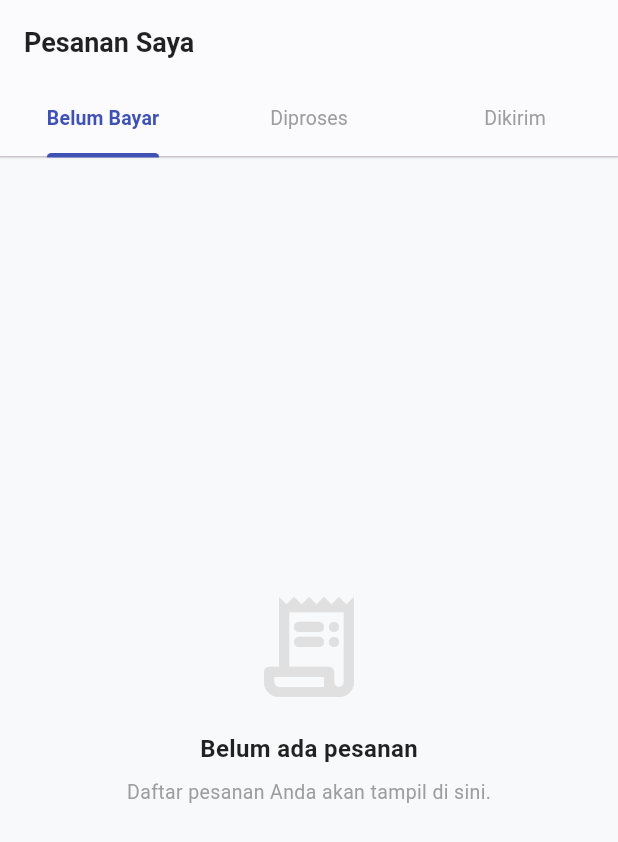
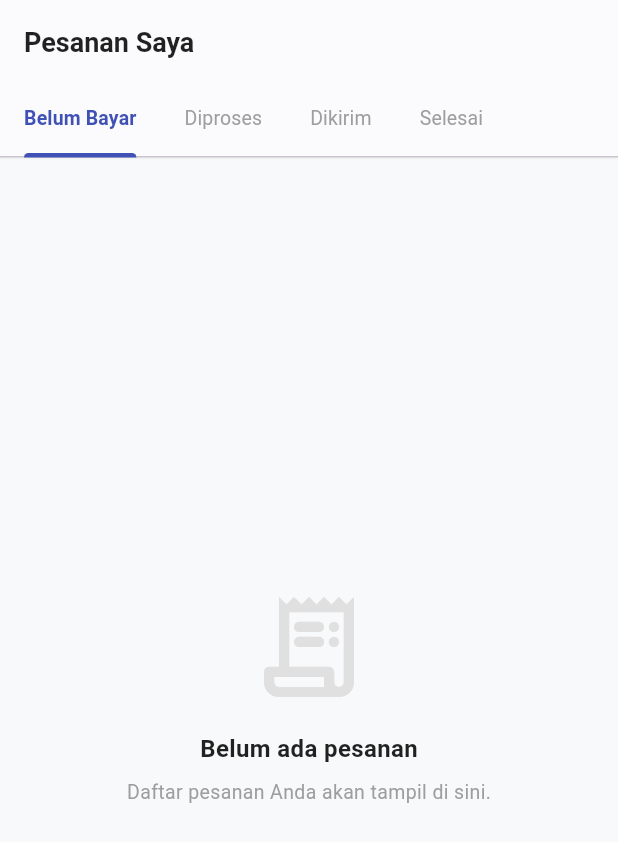
Before and after one commit to RizkiMhs/ecommerce-optik-alhazen-mobile, a Flutter app: the OrderScreen screen opened directly, on a phone screen of 412 x 824 dp. Shown: the top 842 px of the screen. Run offline on Flutter 3.47's test engine with Material 3 defaults, Android fonts, the phone set to English and light mode, and no system bars; our stand-ins replace carousel_slider, shared_preferences, timeline_tile, webview_flutter; accounts and stored records are empty; network calls fail.

Commit message:
update pengiriman

```diff
--- a/lib/config/api_config.dart
+++ b/lib/config/api_config.dart
@@ -2,7 +2,7 @@
 
 class ApiConfig {
   // URL dasar API Anda
-  static const String baseUrl = 'http://10.41.251.133:8000/api';
+  static const String baseUrl = 'http://10.152.154.133:8000/api';
 
   // Daftar endpoint API yang digunakan
   static const String registerEndpoint = '${baseUrl}/register';
--- a/lib/screens/order_screen.dart
+++ b/lib/screens/order_screen.dart
@@ -1,5 +1,3 @@
-
-
 import 'package:flutter/material.dart';
 import 'package:intl/intl.dart';
 import '../services/order_service.dart';
@@ -57,10 +55,9 @@ class _OrderScreenState extends State<OrderScreen> {
   @override
   Widget build(BuildContext context) {
     return DefaultTabController(
-      length: 3,
+      length: 4, // 💡 UBAH 1: Panjang tab diganti dari 3 menjadi 4
       child: Scaffold(
-        backgroundColor: const Color(
-            0xFFF8F9FA), // Warna background abu-abu sangat muda (modern)
+        backgroundColor: const Color(0xFFF8F9FA),
         appBar: AppBar(
           title: const Text("Pesanan Saya",
               style: TextStyle(
@@ -68,14 +65,17 @@ class _OrderScreenState extends State<OrderScreen> {
                   fontSize: 18,
                   fontWeight: FontWeight.bold)),
           backgroundColor: Colors.white,
-          elevation: 0.5, // Shadow sangat tipis untuk AppBar
+          elevation: 0.5,
           shadowColor: Colors.black26,
           automaticallyImplyLeading: false,
           bottom: const TabBar(
+            // 💡 OPSIONAL: Tambahkan isScrollable jika teks tab terlalu berdempetan di layar HP kecil
+            isScrollable: true,
+            tabAlignment: TabAlignment.start,
             labelColor: Color(0xFF3F51B5),
             unselectedLabelColor: Colors.grey,
             indicatorColor: Color(0xFF3F51B5),
-            indicatorWeight: 3, // Garis indikator sedikit ditebalkan
+            indicatorWeight: 3,
             labelStyle: TextStyle(fontWeight: FontWeight.bold, fontSize: 13),
             unselectedLabelStyle:
                 TextStyle(fontWeight: FontWeight.normal, fontSize: 13),
@@ -83,6 +83,7 @@ class _OrderScreenState extends State<OrderScreen> {
               Tab(text: "Belum Bayar"),
               Tab(text: "Diproses"),
               Tab(text: "Dikirim"),
+              Tab(text: "Selesai"), // 💡 UBAH 2: Tambahkan Judul Tab ke-4
             ],
           ),
         ),
@@ -91,10 +92,13 @@ class _OrderScreenState extends State<OrderScreen> {
                 child: CircularProgressIndicator(color: Color(0xFF3F51B5)))
             : TabBarView(
                 children: [
-                  // 💡 UPDATE: Kita kirimkan array (List) status
-                  _buildOrderList(['unpaid']),                  // Tab 1
-                  _buildOrderList(['paid', 'processing']),      // Tab 2
-                  _buildOrderList(['shipping', 'completed']),   // Tab 3
+                  _buildOrderList(['unpaid']), // Tab 1: Belum Bayar
+                  _buildOrderList(['paid', 'processing']), // Tab 2: Diproses
+                  _buildOrderList([
+                    'shipping'
+                  ]), // 💡 UBAH 3: Tab 3 sekarang khusus 'shipping' saja
+                  _buildOrderList(
+                      ['completed']), // 💡 UBAH 4: Tab 4 khusus 'completed'
                 ],
               ),
       ),
@@ -153,7 +157,8 @@ class _OrderScreenState extends State<OrderScreen> {
       color: const Color(0xFF3F51B5),
       onRefresh: _loadOrders,
       child: ListView.builder(
-        padding: const EdgeInsets.only(top: 16, left: 16, right: 16, bottom: 100),
+        padding:
+            const EdgeInsets.only(top: 16, left: 16, right: 16, bottom: 100),
         itemCount: filteredOrders.length,
         itemBuilder: (context, index) {
           final order = filteredOrders[index];
@@ -175,7 +180,8 @@ class _OrderScreenState extends State<OrderScreen> {
             case 'paid':
               badgeColor = Colors.orange.shade50;
               badgeTextColor = Colors.orange.shade700;
-              badgeText = "Menunggu Konfirmasi"; // Baru bayar, admin belum proses
+              badgeText =
+                  "Menunggu Konfirmasi"; // Baru bayar, admin belum proses
               break;
             case 'processing':
               badgeColor = Colors.blue.shade50;
@@ -233,14 +239,18 @@ class _OrderScreenState extends State<OrderScreen> {
                       children: [
                         Row(
                           children: [
-                            Icon(Icons.shopping_bag_outlined, size: 18, color: Colors.grey[600]),
+                            Icon(Icons.shopping_bag_outlined,
+                                size: 18, color: Colors.grey[600]),
                             const SizedBox(width: 6),
-                            Text(order['created_at'].toString().substring(0, 10),
-                                style: TextStyle(color: Colors.grey[600], fontSize: 13)),
+                            Text(
+                                order['created_at'].toString().substring(0, 10),
+                                style: TextStyle(
+                                    color: Colors.grey[600], fontSize: 13)),
                           ],
                         ),
                         Container(
-                          padding: const EdgeInsets.symmetric(horizontal: 10, vertical: 4),
+                          padding: const EdgeInsets.symmetric(
+                              horizontal: 10, vertical: 4),
                           decoration: BoxDecoration(
                             color: badgeColor,
                             borderRadius: BorderRadius.circular(20),
@@ -269,14 +279,19 @@ class _OrderScreenState extends State<OrderScreen> {
                           ClipRRect(
                             borderRadius: BorderRadius.circular(10),
                             child: (firstItem['product']['image_url'] != null &&
-                                    firstItem['product']['image_url'].toString().isNotEmpty)
+                                    firstItem['product']['image_url']
+                                        .toString()
+                                        .isNotEmpty)
                                 ? Image.network(
                                     firstItem['product']['image_url'],
                                     width: 60,
                                     height: 60,
                                     fit: BoxFit.cover,
-                                    errorBuilder: (context, error, stackTrace) => _buildPlaceholder(),
-                                    loadingBuilder: (context, child, loadingProgress) {
+                                    errorBuilder:
+                                        (context, error, stackTrace) =>
+                                            _buildPlaceholder(),
+                                    loadingBuilder:
+                                        (context, child, loadingProgress) {
                                       if (loadingProgress == null) return child;
                                       return _buildPlaceholder();
                                     },
@@ -299,7 +314,8 @@ class _OrderScreenState extends State<OrderScreen> {
                                 if (items.length > 1)
                                   Text("+ ${items.length - 1} produk lainnya",
                                       style: TextStyle(
-                                          color: Colors.grey[600], fontSize: 12)),
+                                          color: Colors.grey[600],
+                                          fontSize: 12)),
                               ],
                             ),
                           ),
@@ -317,7 +333,8 @@ class _OrderScreenState extends State<OrderScreen> {
                           crossAxisAlignment: CrossAxisAlignment.start,
                           children: [
                             Text("Total Belanja",
-                                style: TextStyle(color: Colors.grey[600], fontSize: 12)),
+                                style: TextStyle(
+                                    color: Colors.grey[600], fontSize: 12)),
                             const SizedBox(height: 2),
                             Text(formatRupiah(order['total_amount']),
                                 style: const TextStyle(
@@ -326,7 +343,8 @@ class _OrderScreenState extends State<OrderScreen> {
                         ),
 
                         // 💡 Tombol Bayar HANYA muncul jika status benar-benar 'unpaid'
-                        if (currentStatus == "unpaid" && order['payment_token'] != null)
+                        if (currentStatus == "unpaid" &&
+                            order['payment_token'] != null)
                           SizedBox(
                             height: 36,
                             child: ElevatedButton(
--- a/pubspec.yaml
+++ b/pubspec.yaml
@@ -41,6 +41,7 @@ dependencies:
   url_launcher: ^6.3.1
   webview_flutter: ^4.10.0
   intl: ^0.20.2
+  timeline_tile: ^2.0.0
 
 dev_dependencies:
   flutter_test:
```
Also changed, not shown: lib/screens/checkout_screen.dart (+11 -2 lines), lib/screens/order_detail_screen.dart (+31 -0 lines), lib/screens/tracking_screen.dart (added, +153 -0 lines), lib/services/biteship_service.dart (added, +45 -0 lines), lib/services/order_service.dart (+47 -6 lines), pubspec.lock.
